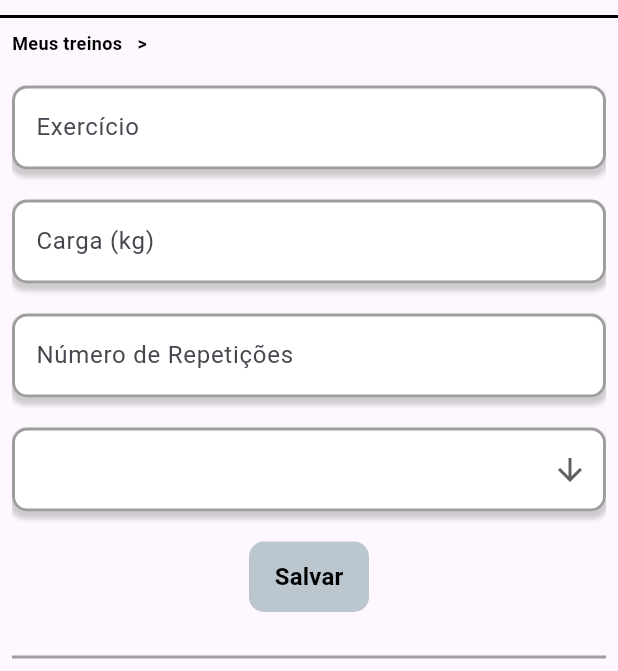
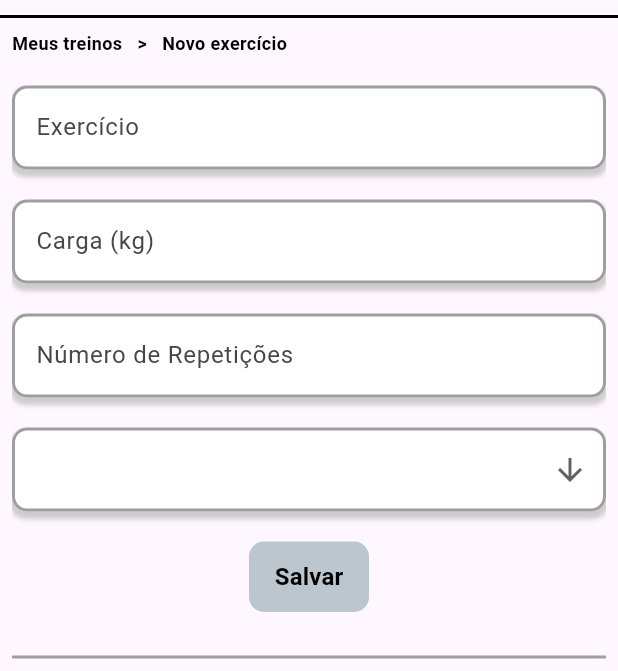
Before and after one commit to ernestosrf/gym-app, a Flutter app: the HomePage screen opened directly, item 2 of the bottom bar chosen, after a tap on "Salvar", on a phone screen of 412 x 824 dp, the part 102-773 px from its top. Run offline on Flutter 3.47's test engine with Material 3 defaults, Android fonts, the phone set to English and light mode, and no system bars; our stand-ins replace cloud_firestore, firebase_auth, firebase_core; accounts and stored records are empty; statements that could not run were skipped.

```diff
--- a/lib/training.dart
+++ b/lib/training.dart
@@ -11,12 +11,14 @@ import 'firebase_options.dart';
 
 import 'assets/header/header.dart';
 class TrainingPage extends StatefulWidget {
+  final String? exerciseId;
   final String? exerciseName;
   final String? weight;
   final int? reps;
   final String? muscleGroup;
 
   const TrainingPage({
+    this.exerciseId,
     this.exerciseName,
     this.weight,
     this.reps,
@@ -52,13 +54,18 @@ if (_formKey.currentState!.validate()) {
     'name': _exerciseNameController.text,
     'weight': _weightController.text,
     'reps': int.parse(_repsController.text),
-    'muscularGroup': dropdownValue,
+    'muscleGroup': dropdownValue,
   };
 
   if (widget.exerciseName != null) {
-    // Editar exercício existente
-    // Preencha com a lógica para atualizar o exercício no Firestore
-    // Utilize o FirestoreService para atualizar o exercício existente
+    // edit existing exercise
+    final userId = await _firestoreService.getUserIdFromFirestore();
+    if (userId != null) {
+      _firestoreService.updateExercise(userId, widget.exerciseId!, exerciseData);
+      Navigator.pop(context);
+    } else {
+      print('User ID not available');
+    }
   } else {
     // create a new exercise
     final userId = await _firestoreService.getUserIdFromFirestore();
@@ -106,13 +113,16 @@ if (_formKey.currentState!.validate()) {
                 ),
               ),
               const SizedBox(width: 10),
-              // TextField(
-              //   controller: _exerciseNameController,
-              //   style: const TextStyle(
-              //     fontSize: 12,
-              //     fontWeight: FontWeight.bold,
-              //   ),
-              // ),
+              Text(
+                _exerciseNameController.text.isEmpty
+                ? 'Novo exercício'
+                : _exerciseNameController.text,
+                style: const TextStyle(
+                  fontSize: 12,
+                  fontWeight: FontWeight.bold,
+                  color: Colors.black,
+              ),
+              )
             ],
           ),
           const SizedBox(height: 20),
```
Also changed, not shown: lib/home.dart (+12 -1 lines).
